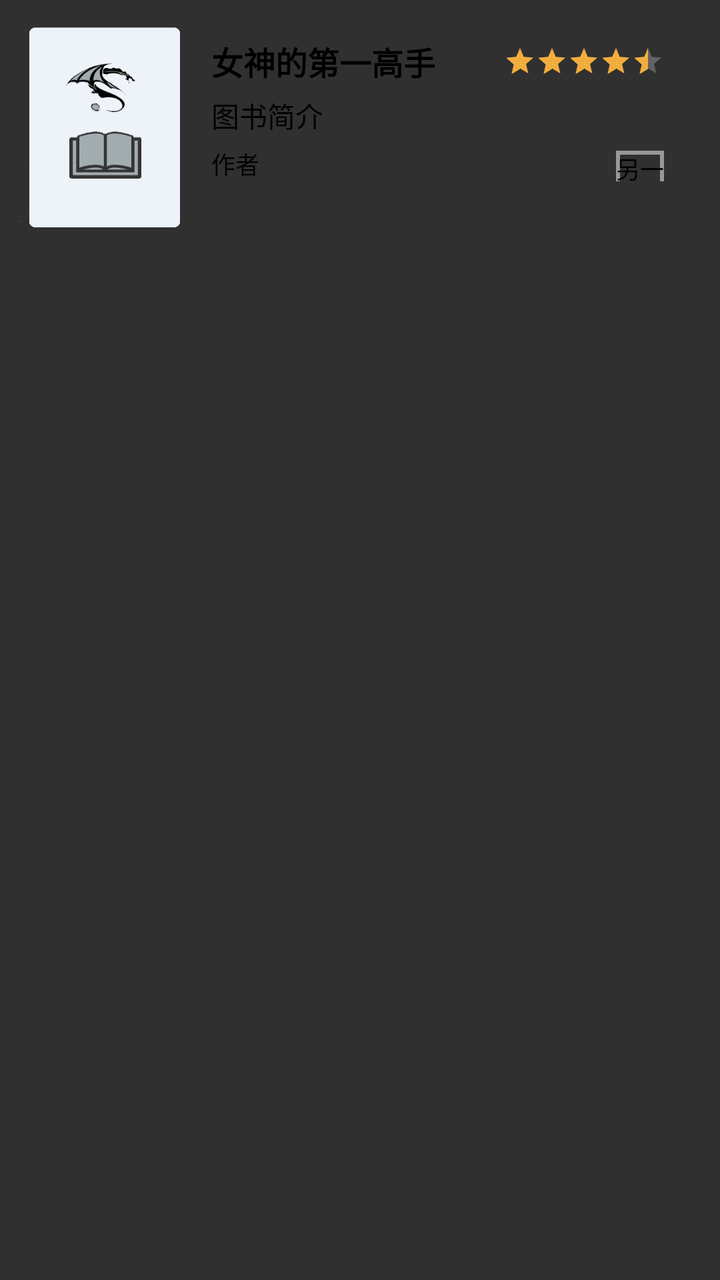
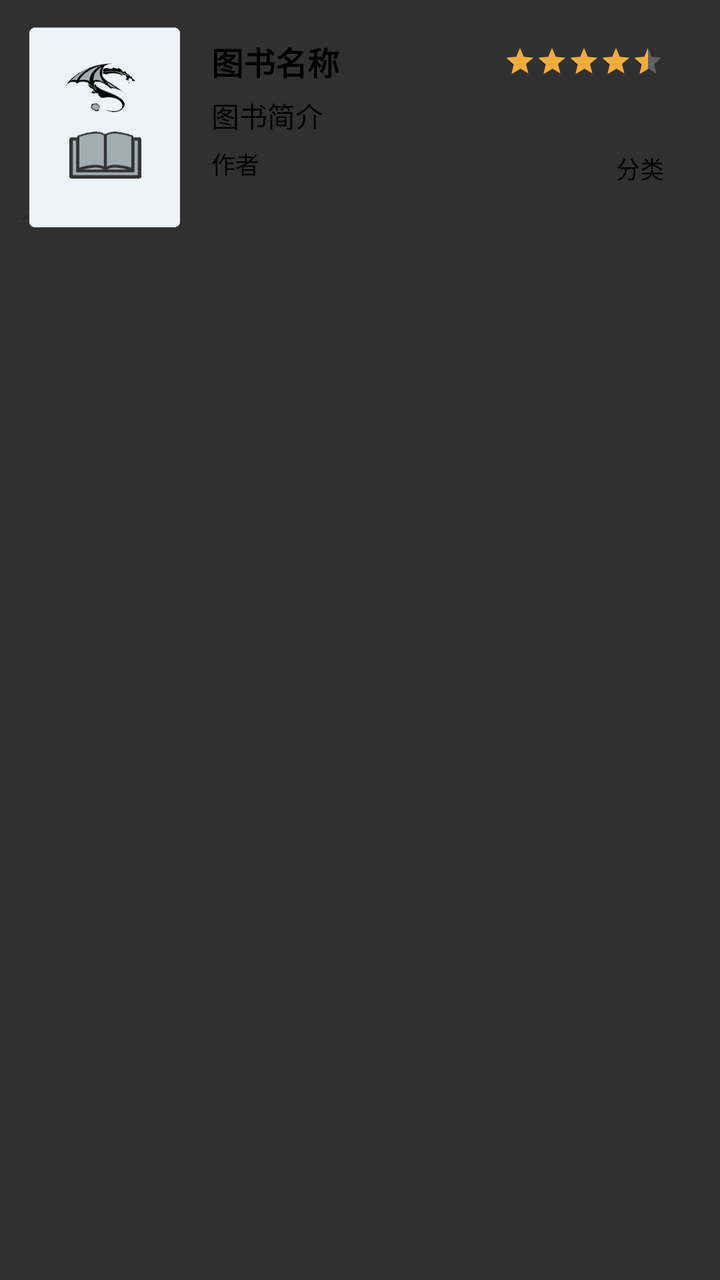

An Android layout rendered at two revisions. The XML below is the earlier revision; the diff shows what the commit changed to produce the second picture.
<!-- AndroidManifest.xml: application theme Theme.Design.NoActionBar -->
<!-- res/layout/mp_bookr_recommend_list_item.xml -->
<?xml version="1.0" encoding="utf-8"?>
<LinearLayout xmlns:android="http://schemas.android.com/apk/res/android"
    android:layout_width="match_parent"
    android:layout_height="wrap_content"
    android:orientation="horizontal"
    android:paddingLeft="9dp"
    android:paddingRight="18dp"
    android:paddingTop="9dp"
    android:paddingBottom="9dp"
    >

    <LinearLayout
        android:id="@+id/mp_bookr_recommend_list_item_layout"
        android:layout_width="0dp"
        android:layout_height="wrap_content"
        android:layout_weight="1"
        android:orientation="horizontal">

        <ImageView
            android:id="@+id/mp_bookr_recommend_list_item_image"
            android:layout_width="wrap_content"
            android:layout_height="110dp"
            android:background="@drawable/img_cover_default_circle_1"
            android:scaleType="fitXY" />

        <LinearLayout
            android:layout_width="match_parent"
            android:layout_height="match_parent"
            android:orientation="vertical"
            android:paddingLeft="10dp"
            android:paddingRight="10dp">

            <FrameLayout
                android:layout_width="match_parent"
                android:layout_height="wrap_content"
                android:layout_marginTop="10dp">

                <TextView
                    android:id="@+id/mp_bookr_recommend_list_item_bookname"
                    android:layout_width="wrap_content"
                    android:layout_height="wrap_content"
                    android:ellipsize="end"
                    android:maxLines="2"
                    android:text="女神的第一高手"
                    android:textColor="@color/black"
                    android:textSize="16dp"
                    android:textStyle="bold" />

                <RatingBar
                    android:id="@+id/mp_content_card_ratingbar"
                    style="?attr/ratingBarStyleSmall"
                    android:layout_width="wrap_content"
                    android:layout_height="wrap_content"
                    android:layout_gravity="right|center"
                    android:isIndicator="true"
                    android:rating="4.5"
                    android:stepSize="0.01"
                    android:theme="@style/RatingBar_CustomColor" />
            </FrameLayout>

            <TextView
                android:id="@+id/mp_bookr_recommend_list_item_bookdesc"
                android:layout_width="match_parent"
                android:layout_height="wrap_content"
                android:layout_marginTop="5dp"
                android:ellipsize="end"
                android:lineSpacingExtra="2dp"
                android:maxLines="2"
                android:text="图书简介"
                android:textColor="@color/black"
                android:textSize="14dp" />

            <FrameLayout
                android:layout_width="match_parent"
                android:layout_height="wrap_content">

                <TextView
                    android:id="@+id/mp_bookr_recommend_list_item_bookauthor"
                    android:layout_width="wrap_content"
                    android:layout_height="wrap_content"
                    android:layout_gravity="bottom"
                    android:layout_marginTop="5dp"
                    android:text="作者"
                    android:textColor="@color/black"
                    android:textSize="12dp" />

                <TextView
                    android:id="@+id/mp_bookr_recommend_list_item_bookcategory"
                    android:layout_width="wrap_content"
                    android:layout_height="wrap_content"
                    android:layout_gravity="right|center"
                    android:layout_marginTop="5dp"
                    android:text="另一"
                    android:background="@drawable/mp_text_frame"
                    android:textColor="@color/black"
                    android:textSize="12dp" />
            </FrameLayout>

        </LinearLayout>
    </LinearLayout>
</LinearLayout>
<!-- resources referenced by this layout -->
<resources>
  <color name="black">#000000</color>
  <!-- drawable img_cover_default_circle_1: png bitmap (drawable-xxhdpi, 13499 bytes) -->
  <!-- drawable mp_text_frame (drawable) -->
  <?xml version="1.0" encoding="UTF-8"?>
  <shape xmlns:android="http://schemas.android.com/apk/res/android">
      <solid android:color="#00000000"/>
      <stroke android:width="2dip" android:color="@color/bright_foreground_disabled_material_dark" />
  </shape>
  <style name="RatingBar_CustomColor" parent="@android:style/Widget.Holo.RatingBar.Indicator">
          
          <item name="colorControlNormal">#D7D7D7</item>
          
          <item name="colorControlActivated">#F1AD3E</item>
      </style>
  <color name="bright_foreground_disabled_material_dark">#80ffffff</color>
</resources>

<!-- the commit's change to res/layout/mp_bookr_recommend_list_item.xml (unified diff, before → after) -->
@@ -41,7 +41,7 @@
                     android:layout_height="wrap_content"
                     android:ellipsize="end"
                     android:maxLines="2"
-                    android:text="女神的第一高手"
+                    android:text="图书名称"
                     android:textColor="@color/black"
                     android:textSize="16dp"
                     android:textStyle="bold" />
@@ -90,8 +90,7 @@
                     android:layout_height="wrap_content"
                     android:layout_gravity="right|center"
                     android:layout_marginTop="5dp"
-                    android:text="另一"
-                    android:background="@drawable/mp_text_frame"
+                    android:text="分类"
                     android:textColor="@color/black"
                     android:textSize="12dp" />
             </FrameLayout>
<!-- resource entries referenced after the edit -->
@@ -2,18 +2,11 @@
 <resources>
   <color name="black">#000000</color>
   <!-- drawable img_cover_default_circle_1: png bitmap (drawable-xxhdpi, 13499 bytes) -->
-  <!-- drawable mp_text_frame (drawable) -->
-  <?xml version="1.0" encoding="UTF-8"?>
-  <shape xmlns:android="http://schemas.android.com/apk/res/android">
-      <solid android:color="#00000000"/>
-      <stroke android:width="2dip" android:color="@color/bright_foreground_disabled_material_dark" />
-  </shape>
   <style name="RatingBar_CustomColor" parent="@android:style/Widget.Holo.RatingBar.Indicator">
           
           <item name="colorControlNormal">#D7D7D7</item>
           
           <item name="colorControlActivated">#F1AD3E</item>
       </style>
-  <color name="bright_foreground_disabled_material_dark">#80ffffff</color>
 </resources>
 
